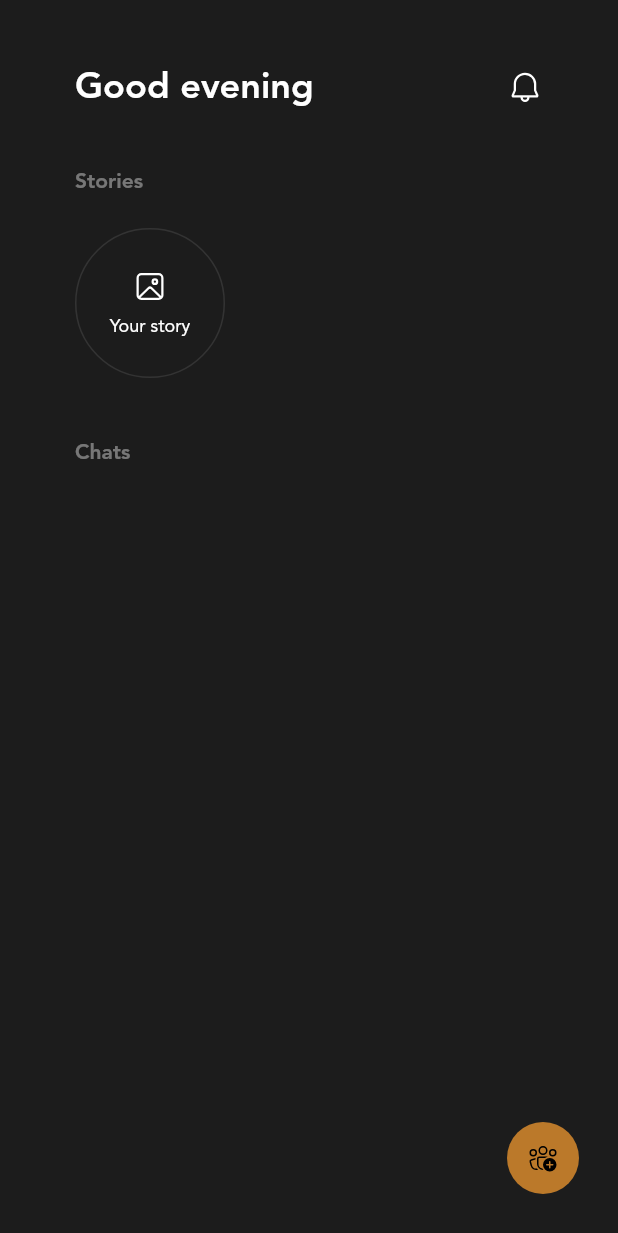
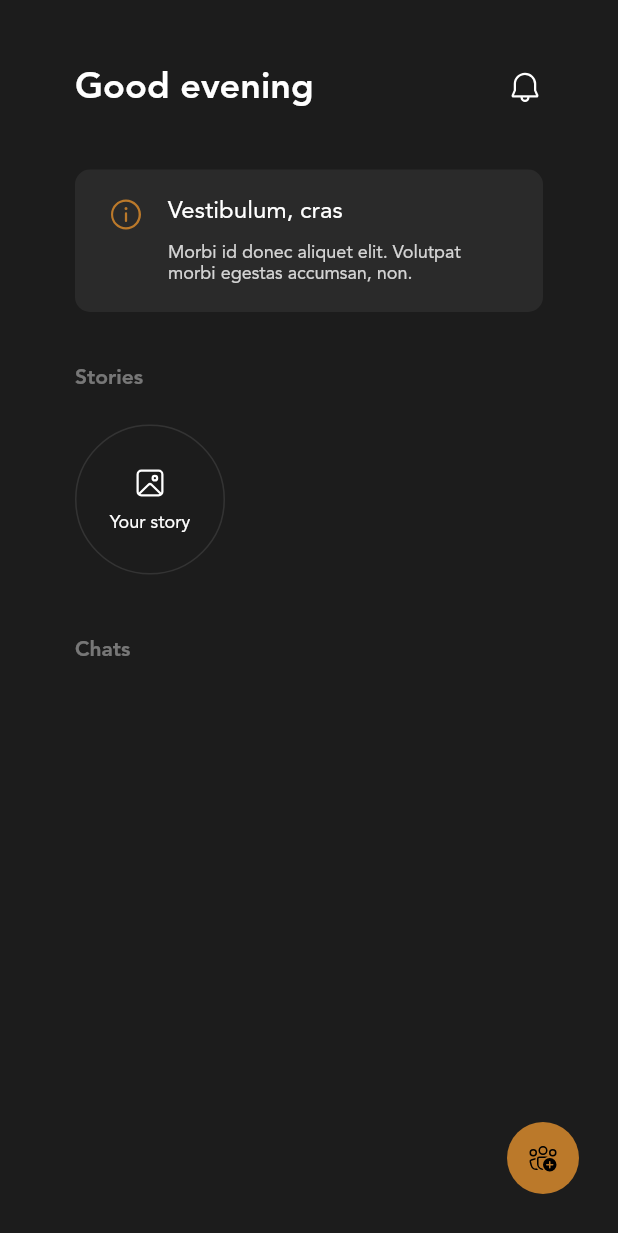
Before and after one commit to mkofdwu/discourse, a Flutter app: the ChatsView screen opened directly, on a phone screen of 412 x 824 dp. Shown: the top 1233 px of the screen. Run offline on Flutter 3.47's test engine with Material 2 defaults, Android fonts, the phone set to English and light mode, and no system bars; our stand-ins replace cached_network_image, cloud_firestore, firebase_auth, firebase_core, firebase_storage, fluentui_system_icons and 5 more; missing offline and left inert: googleapis; accounts and stored records are empty.

Commit message:
minor edits

```diff
--- a/lib/main.dart
+++ b/lib/main.dart
@@ -1,4 +1,3 @@
-import 'package:cloud_firestore/cloud_firestore.dart';
 import 'package:discourse/constants/themes.dart';
 import 'package:discourse/register_services.dart';
 import 'package:discourse/views/startup/startup_view.dart';
--- a/lib/services/chat/messages_db.dart
+++ b/lib/services/chat/messages_db.dart
@@ -1,5 +1,4 @@
 import 'package:cloud_firestore/cloud_firestore.dart';
-import 'package:discourse/models/db_objects/chat_member.dart';
 import 'package:discourse/models/db_objects/message.dart';
 import 'package:discourse/models/db_objects/user.dart';
 import 'package:discourse/models/db_objects/user_chat.dart';
--- a/lib/services/relationships.dart
+++ b/lib/services/relationships.dart
@@ -38,6 +38,7 @@ class RelationshipsService extends GetxService
         .update({'relationships.${_auth.id}': status.index});
   }
 
+  @override
   Future<RelationshipStatus> relationshipWithMe(String otherUserId) async {
     if (otherUserId == _auth.id) {
       // this might not be completely true and might cause problems later
--- a/lib/views/chat/controllers/message_sender.dart
+++ b/lib/views/chat/controllers/message_sender.dart
@@ -1,7 +1,6 @@
 import 'package:discourse/models/replied_message.dart';
 import 'package:discourse/models/unsent_message.dart';
 import 'package:discourse/models/db_objects/user_chat.dart';
-import 'package:discourse/services/auth.dart';
 import 'package:discourse/services/chat/messages_db.dart';
 import 'package:discourse/services/chat/private_chat_db.dart';
 import 'package:flutter/material.dart';
@@ -10,7 +9,6 @@ import 'package:discourse/models/photo.dart';
 import 'package:discourse/services/storage.dart';
 
 class MessageSenderController extends GetxController {
-  final _auth = Get.find<AuthService>();
   final _messagesDb = Get.find<MessagesDbService>();
   final _privateChatDb = Get.find<PrivateChatDbService>();
   final _storage = Get.find<StorageService>();
--- a/lib/views/chats/chats_controller.dart
+++ b/lib/views/chats/chats_controller.dart
@@ -33,6 +33,8 @@ class ChatsController extends GetxController {
   void newGroup() {
     Get.to(UserSelectorView(
       title: 'Select members',
+      prompt:
+          "Find members to add to this group. If you aren't friends with a person an invite will be sent to them",
       canSelectMultiple: true,
       onSubmit: (selectedUsers) async {
         Get.off(SetGroupDetailsView(members: selectedUsers));
@@ -65,6 +67,7 @@ class ChatsController extends GetxController {
       _messagesDb.numUnreadMessagesStream(chat.id, chat.lastReadAt);
 
   void showChatOptions(UserChat chat) async {
+    // TODO: update these
     final choice = await Get.bottomSheet(ChoiceBottomSheet(
       title: 'Chat options',
       choices: [
--- a/lib/views/chats/chats_view.dart
+++ b/lib/views/chats/chats_view.dart
@@ -73,6 +73,47 @@ class ChatsView extends StatelessWidget {
                 ],
               ),
               SizedBox(height: 40),
+              // announcement
+              Container(
+                  padding:
+                      const EdgeInsets.symmetric(horizontal: 22, vertical: 18),
+                  decoration: BoxDecoration(
+                    color: Palette.black3,
+                    borderRadius: BorderRadius.circular(10),
+                  ),
+                  child: Row(
+                    crossAxisAlignment: CrossAxisAlignment.start,
+                    children: [
+                      Icon(
+                        FluentIcons.info_24_regular,
+                        color: Palette.orange,
+                        size: 24,
+                      ),
+                      SizedBox(width: 16),
+                      Expanded(
+                        child: Column(
+                          crossAxisAlignment: CrossAxisAlignment.start,
+                          children: [
+                            Text(
+                              'Vestibulum, cras',
+                              style: TextStyle(
+                                  fontSize: 16, fontWeight: FontWeight.w500),
+                            ),
+                            SizedBox(height: 12),
+                            Text(
+                              'Morbi id donec aliquet elit. Volutpat morbi egestas accumsan, non.',
+                              style: TextStyle(
+                                color: Get.theme.primaryColor.withOpacity(0.8),
+                                fontSize: 12,
+                              ),
+                            ),
+                          ],
+                        ),
+                      )
+                    ],
+                  )),
+              SizedBox(height: 36),
+              //
               Text(
                 'Stories',
                 style: TextStyle(
--- a/lib/views/group_details/group_details_view.dart
+++ b/lib/views/group_details/group_details_view.dart
@@ -1,6 +1,5 @@
 import 'package:discourse/constants/palette.dart';
 import 'package:discourse/models/db_objects/user_chat.dart';
-import 'package:discourse/views/examine_photo/examine_photo_view.dart';
 import 'package:discourse/views/user_profile/user_profile_view.dart';
 import 'package:discourse/widgets/list_tile.dart';
 import 'package:discourse/widgets/opacity_feedback.dart';
--- a/lib/views/my_profile/my_profile_controller.dart
+++ b/lib/views/my_profile/my_profile_controller.dart
@@ -5,6 +5,7 @@ import 'package:discourse/services/storage.dart';
 import 'package:discourse/services/user_db.dart';
 import 'package:discourse/views/custom_form/custom_form.dart';
 import 'package:discourse/views/custom_form/custom_form_view.dart';
+import 'package:discourse/views/friends/friends_view.dart';
 import 'package:discourse/views/settings/settings_view.dart';
 import 'package:discourse/widgets/bottom_sheets/input_bottom_sheet.dart';
 import 'package:get/get.dart';
@@ -86,5 +87,5 @@ class MyProfileController extends GetxController {
 
   void toSettings() => Get.to(SettingsView());
 
-  void toFriendsList() => Get.to(SettingsView()); // TODO
+  void toFriendsList() => Get.to(FriendsView());
 }
--- a/lib/views/my_story/new_text_story/new_text_story_controller.dart
+++ b/lib/views/my_story/new_text_story/new_text_story_controller.dart
@@ -3,6 +3,7 @@ import 'package:discourse/models/db_objects/story_page.dart';
 import 'package:discourse/models/unsent_story.dart';
 import 'package:discourse/services/relationships.dart';
 import 'package:discourse/services/story_db.dart';
+import 'package:discourse/widgets/bottom_sheets/choice_bottom_sheet.dart';
 import 'package:flutter/material.dart';
 import 'package:get/get.dart';
 
@@ -12,6 +13,11 @@ class NewTextStoryController extends GetxController {
 
   FriendList? selectedFriendList; // if null, send to all friends
   final textController = TextEditingController();
+
+  void changeFriendList() {
+    // Get.bottomSheet(
+    //     ChoiceBottomSheet(title: 'Select friend list', choices: choices));
+  }
 
   void submit() async {
     await _storyDb.postStory(UnsentStory(
--- a/lib/views/set_group_details/set_group_details_controller.dart
+++ b/lib/views/set_group_details/set_group_details_controller.dart
@@ -3,7 +3,6 @@ import 'package:discourse/models/db_objects/chat_member.dart';
 import 'package:discourse/models/unsent_request.dart';
 import 'package:discourse/models/db_objects/user.dart';
 import 'package:discourse/models/photo.dart';
-import 'package:discourse/services/auth.dart';
 import 'package:discourse/services/chat/group_chat_db.dart';
 import 'package:discourse/services/media.dart';
 import 'package:discourse/services/relationships.dart';
@@ -16,7 +15,6 @@ class SetGroupDetailsController extends GetxController {
   final _media = Get.find<MediaService>();
   final _relationships = Get.find<RelationshipsService>();
   final _groupChatDb = Get.find<GroupChatDbService>();
-  final _auth = Get.find<AuthService>();
   final _storage = Get.find<StorageService>();
 
   final nameController = TextEditingController();
--- a/lib/views/user_selector/user_selector_view.dart
+++ b/lib/views/user_selector/user_selector_view.dart
@@ -11,6 +11,7 @@ import 'user_selector_controller.dart';
 
 class UserSelectorView extends StatelessWidget {
   final String title;
+  final String prompt;
   final bool canSelectMultiple;
   final List<DiscourseUser>? onlyUsers; // only select from within this list
   final Function(List<DiscourseUser>) onSubmit;
@@ -18,6 +19,7 @@ class UserSelectorView extends StatelessWidget {
   const UserSelectorView({
     Key? key,
     required this.title,
+    this.prompt = "Enter someone's username to start searching",
     required this.canSelectMultiple,
     this.onlyUsers,
     required this.onSubmit,
@@ -78,7 +80,7 @@ class UserSelectorView extends StatelessWidget {
                   Padding(
                     padding: const EdgeInsets.symmetric(horizontal: 64),
                     child: Text(
-                      "Enter someone's username to start searching, select a user to start a chat with them.",
+                      prompt,
                       textAlign: TextAlign.center,
                       style: TextStyle(
                         color: Get.theme.primaryColor.withOpacity(0.2),
--- a/lib/views/viewed_by/viewed_by_view.dart
+++ b/lib/views/viewed_by/viewed_by_view.dart
@@ -21,6 +21,7 @@ class ViewedByView extends StatelessWidget {
                     padding: const EdgeInsets.only(bottom: 20),
                     child: MyListTile(
                       title: user.username,
+                      photoUrl: user.photoUrl,
                       subtitle: null,
                       iconData: FluentIcons.person_16_regular,
                     ),
```
Also changed, not shown: lib/views/friends/friends_controller.dart (added, +17 -0 lines), lib/views/friends/friends_view.dart (added, +48 -0 lines), lib/views/my_story/new_text_story/new_text_story_view.dart (+25 -3 lines).
